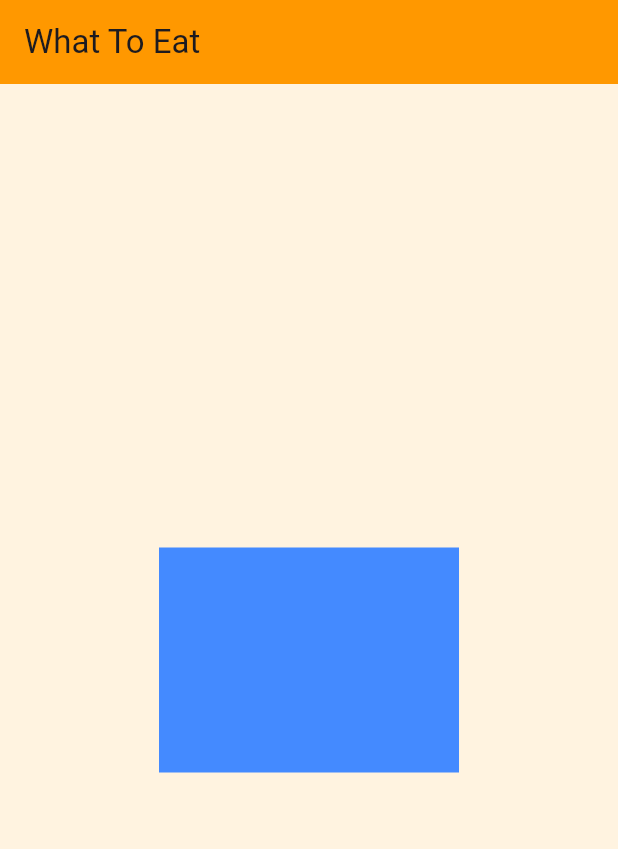
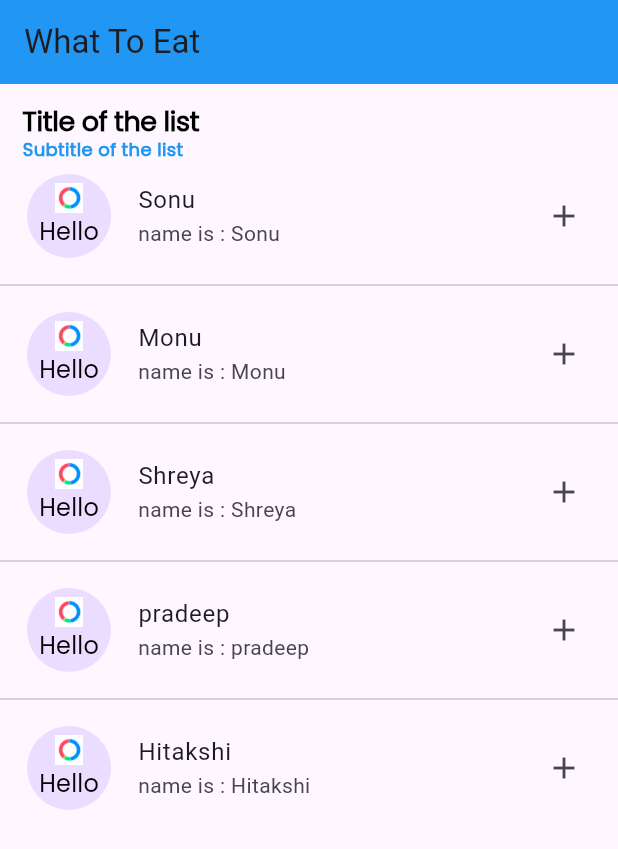
Before and after one commit to sonusony19/what_to_eat, a Flutter app: the screen it shows after launch, on a phone screen of 412 x 824 dp. Shown: the top 849 px of the screen. Run offline on Flutter 3.47's test engine with Material 3 defaults, Android fonts, the light colour scheme and no system bars.

Commit message:
Listview, custom fonts and other things

```diff
--- a/lib/main.dart
+++ b/lib/main.dart
@@ -15,7 +15,17 @@ class ThisApplication extends StatelessWidget {
     return MaterialApp(
       title: "What to Eat",
       debugShowCheckedModeBanner: false,
-      theme: ThemeData(primarySwatch: Colors.orange),
+      theme: ThemeData(
+          primarySwatch: Colors.blue,
+        textTheme: const TextTheme(
+          displayLarge: TextStyle(
+              color: Colors.black,
+              fontSize: 18,
+              fontFamily: "InterTight",
+              fontWeight: FontWeight.bold
+          ),
+        )
+      ),
       home: const SplashActivity(),
     );
   }
--- a/lib/ui/home/view/home.dart
+++ b/lib/ui/home/view/home.dart
@@ -1,24 +1,83 @@
 import 'package:flutter/material.dart';
+import 'package:what_to_eat/widgethelpers/styles.dart';
 
-class HomeActivity extends StatelessWidget {
+class HomeActivity extends StatefulWidget {
   const HomeActivity({super.key});
+
+  @override
+  State<StatefulWidget> createState() {
+    return _HomeActivityState();
+  }
+}
+
+class _HomeActivityState extends State<HomeActivity> {
+  var names = ["Sonu", "Monu", "Shreya", "pradeep", "Hitakshi"];
 
   @override
   Widget build(BuildContext context) {
     return Scaffold(
-      appBar: AppBar(
-        title: Text("What To Eat"),
-        backgroundColor: Colors.orange,
-      ),
-      body: Container(
-        color: Colors.orange.shade50,
-        alignment: Alignment.center,
-        child: Container(
-          width: 200,
-          height: 150,
-          color: Colors.blueAccent,
+        appBar: AppBar(
+          title: const Text("What To Eat"),
+          backgroundColor: Colors.blue,
         ),
-      ),
-    );
+        body: Column(
+          children: [
+            Container(
+              margin: const EdgeInsets.only(top: 15, left: 15),
+              width: double.infinity,
+              child: Text("Title of the list",
+                  style: Theme.of(context)
+                      .textTheme
+                      .displayLarge!
+                      .copyWith(fontWeight: FontWeight.bold)),
+            ),
+            Container(
+              margin: const EdgeInsets.only( left: 15),
+              width: double.infinity,
+              child: Text("Subtitle of the list", style: headingStyle(textColor: Colors.blue)),
+            ),
+            Expanded(
+              child: ListView.separated(
+                itemBuilder: (context, index) {
+                  return ListTile(
+                    leading: CircleAvatar(
+                      maxRadius: 30,
+                      child: SizedBox(
+                        width: 55,
+                        height: 55,
+                        child: Column(
+                          mainAxisAlignment: MainAxisAlignment.center,
+                          children: [
+                            SizedBox(
+                                width: 20,
+                                height: 20,
+                                child: Image.asset("assets/images/test.png")),
+                            const Text(
+                              "Hello",
+                              style: TextStyle(
+                                color: Colors.black,
+                                fontFamily: "InterTight",
+                              ),
+                            ),
+                          ],
+                        ),
+                      ),
+                    ),
+                    title: Text(names[index]),
+                    subtitle: Text("name is : ${names[index]}"),
+                    trailing: const Icon(Icons.add),
+                  );
+                },
+                itemCount: names.length,
+                separatorBuilder: (context, index) {
+                  return const Divider(
+                    height: 20,
+                    thickness: 1,
+                  );
+                },
+              ),
+            ),
+          ],
+        ));
   }
 }
--- /dev/null
+++ b/lib/widgethelpers/styles.dart
@@ -0,0 +1,9 @@
+import 'package:flutter/material.dart';
+
+TextStyle headingStyle({Color textColor = Colors.black}) {
+  return TextStyle(
+      color: textColor,
+      fontSize: 12,
+      fontFamily: "InterTight",
+      fontWeight: FontWeight.bold);
+}
```
Also changed, not shown: pubspec.yaml (+4 -4 lines), assets/fonts/inter_tight_bold.ttf (added), assets/fonts/inter_tight_light.ttf (added), assets/fonts/inter_tight_medium.ttf (added), assets/fonts/inter_tight_regular.ttf (added), assets/fonts/inter_tight_semibold.ttf (added).
